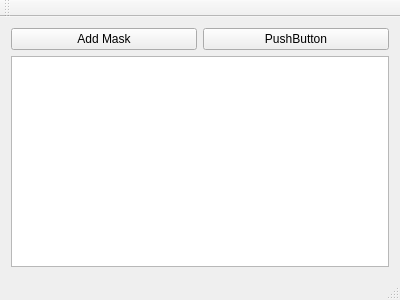
Above: mainwindow.ui from szazdenes/Maskingfor1000Viking before the change. Below: the same form after it.
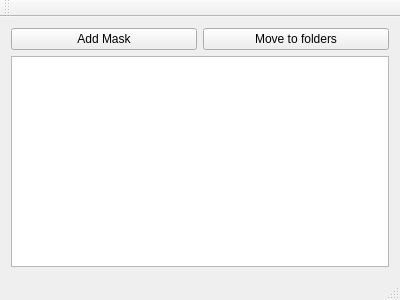
That is the form after the change.

Commit message: motion artefact filtering added to mask; masked images moved to folders

The edit to the form file:
```diff
--- a/mainwindow.ui
+++ b/mainwindow.ui
@@ -18,7 +18,7 @@
     <item row="0" column="1">
      <widget class="QPushButton" name="pushButton_2">
       <property name="text">
-       <string>PushButton</string>
+       <string>Move to folders</string>
       </property>
      </widget>
     </item>
```
Left out of the diff: 2 changed lines with no effect on the pictures. The commit also changes 2 other files.
